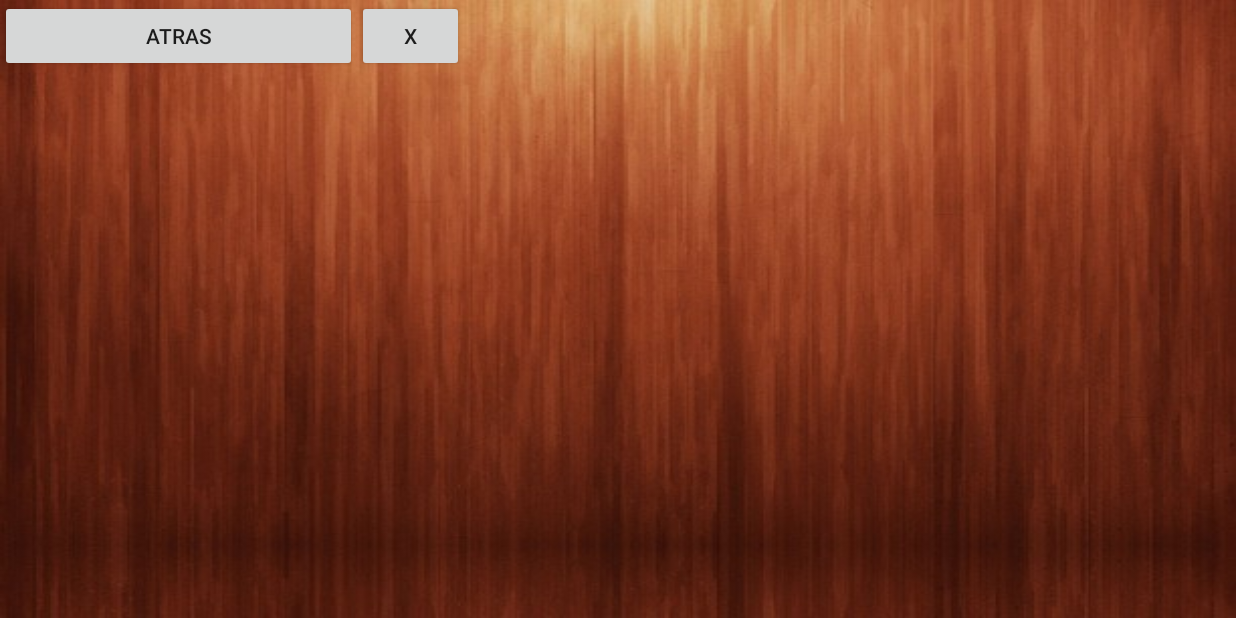
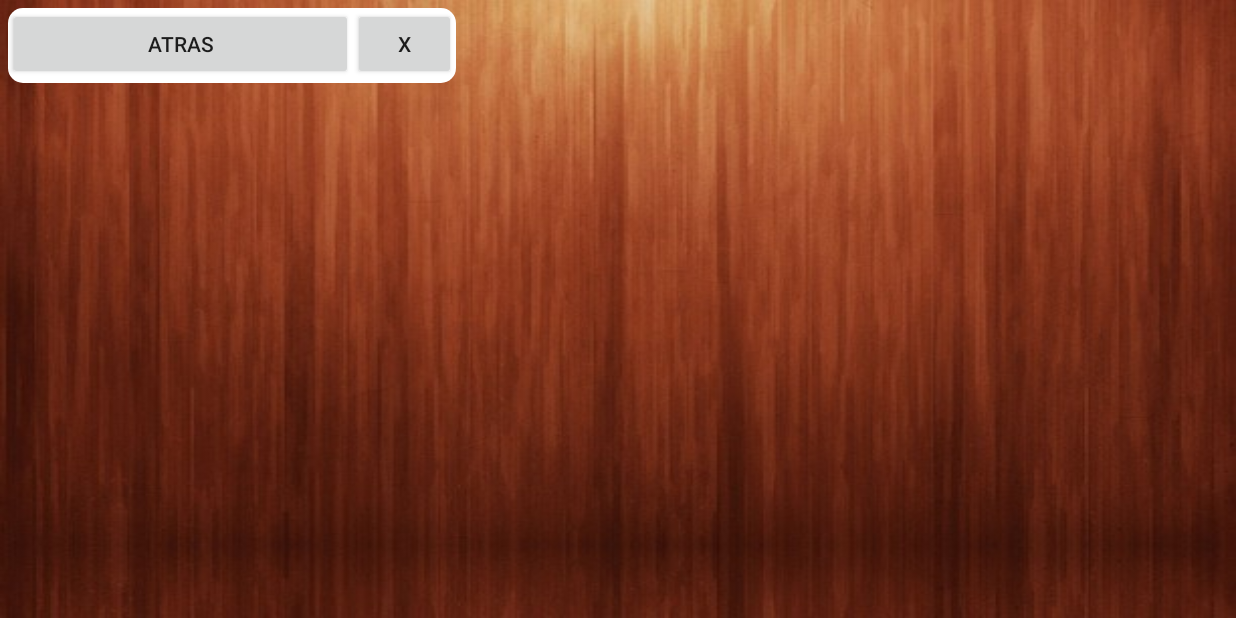
Before and after one commit to JamalMarques/BsktAssistant, an Android app: the PartidosAct screen opened directly, with no data from a screen before it, on a phone screen of 824 x 412 dp (held sideways). Run offline under Robolectric (Android 15) with nearby library versions, the phone set to English and light mode, and no system bars; 1 statement that could not run was skipped.

Commit message:
minimos cambios graficos

```diff
--- a/Basketassistant/src/main/java/com/skynet/basketassistant/Activities/MainActivity.java
+++ b/Basketassistant/src/main/java/com/skynet/basketassistant/Activities/MainActivity.java
@@ -46,7 +46,7 @@ public class MainActivity extends BaseActivity implements View.OnClickListener{
        ibadd.setOnClickListener(this);
 
         UserContainer.DesasignarUser();   //DETACHING USER!
-       // GenerarTesteo();
+        //GenerarTesteo();
     }
 
 
--- a/Basketassistant/src/main/res/layout/activity_partidos.xml
+++ b/Basketassistant/src/main/res/layout/activity_partidos.xml
@@ -16,7 +16,9 @@
         <LinearLayout
             android:orientation="horizontal"
             android:layout_width="fill_parent"
-            android:layout_height="wrap_content">
+            android:layout_height="50dp"
+            android:layout_margin="5dp"
+            style="@style/BaseBackground">
 
             <Button
                 style="?android:attr/buttonStyleSmall"
@@ -39,7 +41,11 @@
         <FrameLayout
             android:layout_width="match_parent"
             android:layout_height="match_parent"
-            android:id="@+id/framelayout_listpartidos"></FrameLayout>
+            android:id="@+id/framelayout_listpartidos"
+            android:layout_marginLeft="5dp"
+            android:layout_marginTop="1dp"
+            android:layout_marginRight="5dp"
+            android:layout_marginBottom="5dp"></FrameLayout>
 
     </LinearLayout>
 
--- a/Basketassistant/src/main/res/layout/frag_listapartidos.xml
+++ b/Basketassistant/src/main/res/layout/frag_listapartidos.xml
@@ -2,7 +2,8 @@
 
 <LinearLayout xmlns:android="http://schemas.android.com/apk/res/android"
     android:orientation="vertical" android:layout_width="match_parent"
-    android:layout_height="match_parent">
+    android:layout_height="match_parent"
+    style="@style/BaseBackground">
 
     <ListView
         android:layout_width="match_parent"
--- a/Basketassistant/src/main/res/layout/list_item_partido.xml
+++ b/Basketassistant/src/main/res/layout/list_item_partido.xml
@@ -12,10 +12,10 @@
         android:layout_height="wrap_content"
         android:focusableInTouchMode="false"
         android:gravity="center"
-        android:background="@drawable/layout_bg"
         android:clickable="false"
         android:id="@+id/linearLayout"
-        android:layout_margin="3dp">
+        android:paddingTop="1dp"
+        android:paddingBottom="1dp">
 
         <LinearLayout
             android:orientation="horizontal"
```
Also changed, not shown: Basketassistant/src/main/res/layout/activity_jugadores.xml (+13 -12 lines).
